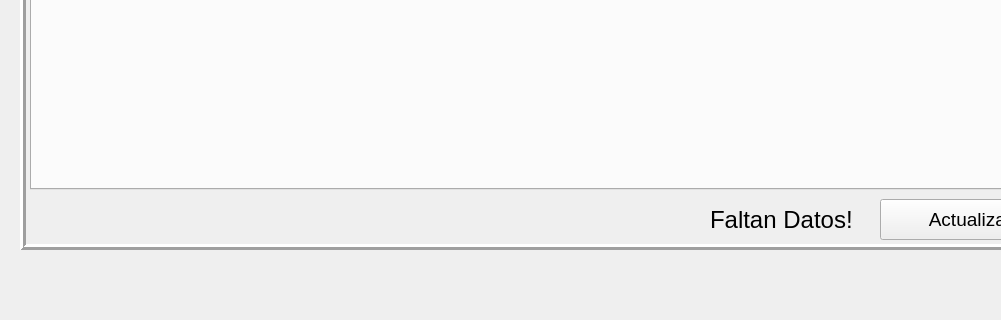
This is Python/designer/mainwindow.ui in NicoBeade/tp_final_electrotecnia as Qt 5 draws it before an edit; both pictures show x 0 to 1001 and y 541 to 861 of the 1114 by 861 pixel window. The edited form follows.
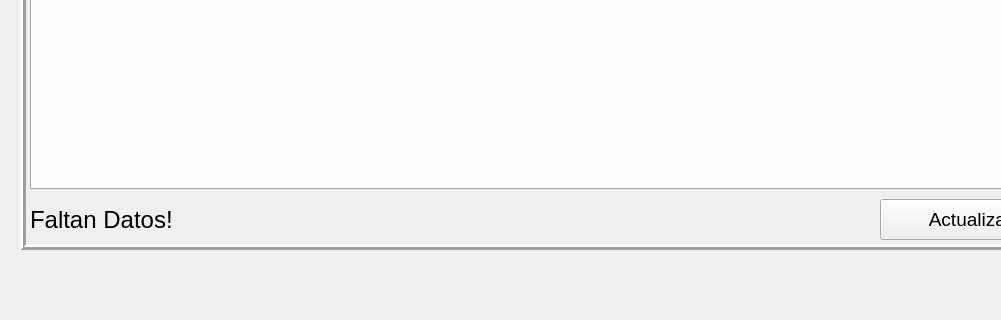
This is the edited form.

What changed in the file:
```diff
--- a/Python/designer/mainwindow.ui
+++ b/Python/designer/mainwindow.ui
@@ -789,9 +789,9 @@
     <widget class="QLabel" name="ErrorLabel">
      <property name="geometry">
       <rect>
-       <x>690</x>
+       <x>10</x>
        <y>470</y>
-       <width>161</width>
+       <width>341</width>
        <height>41</height>
       </rect>
      </property>
```
